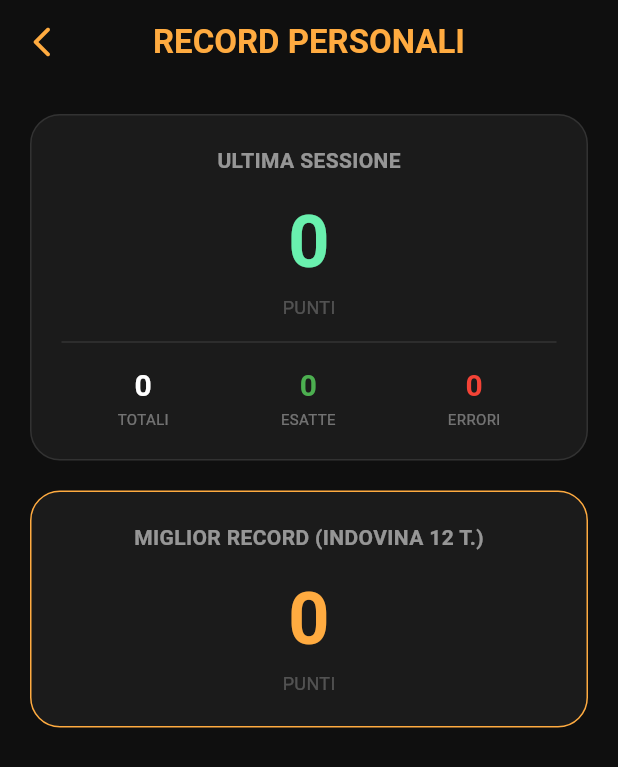
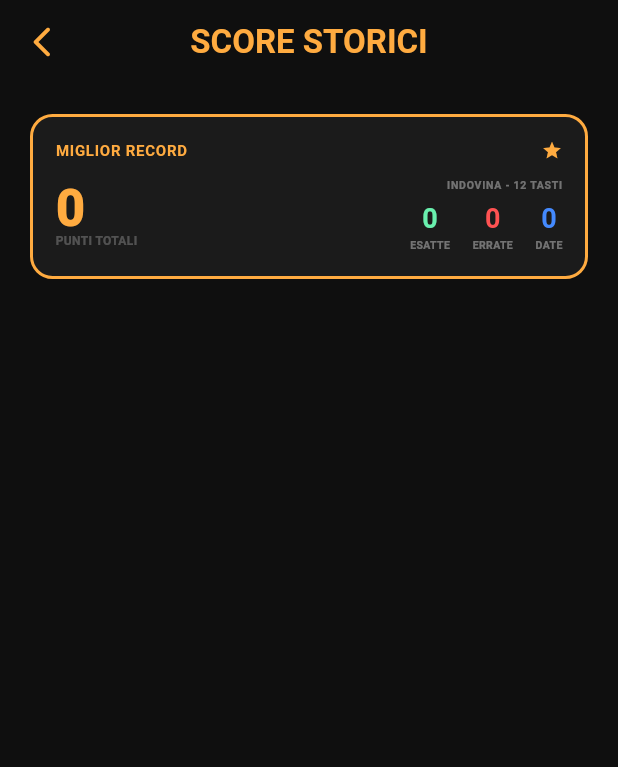
Before and after one commit to LimeBob1985/what-note-is-it, a Flutter app: the screen it shows after launch, after a tap on "SCORE", on a phone screen of 412 x 824 dp. Shown: the top 767 px of the screen. Run offline on Flutter 3.47's test engine with Material 3 defaults, Android fonts, the phone set to English and light mode, and no system bars; our stand-ins replace shared_preferences.

Commit message:
Grafica Home: ridotto font titolo e aumentata interlinea

```diff
--- a/lib/screens/home_page.dart
+++ b/lib/screens/home_page.dart
@@ -1,5 +1,7 @@
 import 'package:flutter/material.dart';
 import 'package:shared_preferences/shared_preferences.dart';
+import 'dart:convert';
+import 'package:intl/intl.dart';
 import 'settings_page.dart';
 
 class HomePage extends StatelessWidget {
@@ -19,10 +21,11 @@ class HomePage extends StatelessWidget {
                 Stack(
                   children: [
                     Text(
-                      "WHAT NOTE\nIS IT?",
+                      "WHAT\nNOTE\nIS IT?",
                       textAlign: TextAlign.center,
                       style: TextStyle(
-                        fontSize: 48,
+                        fontSize: 40, // Ridotto da 48
+                        height: 1.1,  // Aumentato da 0.9 per distanziare le righe
                         fontWeight: FontWeight.w900,
                         letterSpacing: 2,
                         foreground: Paint()
@@ -32,11 +35,12 @@ class HomePage extends StatelessWidget {
                       ),
                     ),
                     const Text(
-                      "WHAT NOTE\nIS IT?",
+                      "WHAT\nNOTE\nIS IT?",
                       textAlign: TextAlign.center,
                       style: TextStyle(
                         color: Colors.white,
-                        fontSize: 48,
+                        fontSize: 40, // Ridotto da 48
+                        height: 1.1,  // Aumentato da 0.9 per distanziare le righe
                         fontWeight: FontWeight.w900,
                         letterSpacing: 2,
                         shadows: [
@@ -51,6 +55,8 @@ class HomePage extends StatelessWidget {
                 Container(width: 60, height: 4, color: Colors.orangeAccent),
                 const SizedBox(height: 60),
 
+                Row(
+                  children: [
                     _mainButton(
                       context,
                       title: "GIOCA",
@@ -59,21 +65,19 @@ class HomePage extends StatelessWidget {
                         Navigator.push(context, MaterialPageRoute(builder: (context) => const SettingsPage()));
                       },
                     ),
-                const SizedBox(height: 20),
-
-                Row(
-                  children: [
+                    const SizedBox(width: 10),
                     _secondaryButton(
                       context,
                       title: "SCORE",
                       icon: Icons.emoji_events,
                       onPressed: () => Navigator.push(context, MaterialPageRoute(builder: (context) => const ScoresPage())),
                     ),
-                    const SizedBox(width: 20),
+                    const SizedBox(width: 10),
                     _secondaryButton(
                       context,
-                      title: "STATISTICHE",
+                      title: "STATS",
                       icon: Icons.bar_chart,
+                      fontSize: 11,
                       onPressed: () => Navigator.push(context, MaterialPageRoute(builder: (context) => const StatsPage())),
                     ),
                   ],
@@ -87,52 +91,71 @@ class HomePage extends StatelessWidget {
   }
 
   Widget _mainButton(BuildContext context, {required String title, required IconData icon, required VoidCallback onPressed}) {
-    return SizedBox(
-      width: double.infinity,
-      height: 70,
-      child: ElevatedButton.icon(
+    return Expanded(
+      child: SizedBox(
+        height: 60,
+        child: ElevatedButton(
           style: ElevatedButton.styleFrom(
             backgroundColor: Colors.orangeAccent,
             foregroundColor: Colors.black,
+            padding: EdgeInsets.zero,
             elevation: 5,
-          shape: RoundedRectangleBorder(borderRadius: BorderRadius.circular(35)),
+            shape: RoundedRectangleBorder(borderRadius: BorderRadius.circular(20)),
           ),
           onPressed: onPressed,
-        icon: Icon(icon, size: 30),
-        label: Text(title, style: const TextStyle(fontSize: 22, fontWeight: FontWeight.bold)),
+          child: Column(
+            mainAxisAlignment: MainAxisAlignment.center,
+            children: [
+              Icon(icon, size: 24),
+              Text(title, style: const TextStyle(fontSize: 12, fontWeight: FontWeight.bold)),
+            ],
+          ),
+        ),
       ),
     );
   }
 
-  Widget _secondaryButton(BuildContext context, {required String title, required IconData icon, required VoidCallback onPressed}) {
+  Widget _secondaryButton(BuildContext context, {required String title, required IconData icon, required VoidCallback onPressed, double fontSize = 12}) {
     return Expanded(
       child: SizedBox(
         height: 60,
-        child: OutlinedButton.icon(
+        child: OutlinedButton(
           style: OutlinedButton.styleFrom(
             foregroundColor: Colors.white,
+            padding: EdgeInsets.zero,
             side: const BorderSide(color: Colors.white24, width: 2),
-            shape: RoundedRectangleBorder(borderRadius: BorderRadius.circular(30)),
+            shape: RoundedRectangleBorder(borderRadius: BorderRadius.circular(20)),
           ),
           onPressed: onPressed,
-          icon: Icon(icon, color: Colors.orangeAccent),
-          label: Text(title, style: const TextStyle(fontSize: 16, fontWeight: FontWeight.bold)),
+          child: Column(
+            mainAxisAlignment: MainAxisAlignment.center,
+            children: [
+              Icon(icon, color: Colors.orangeAccent, size: 24),
+              Text(title, style: TextStyle(fontSize: fontSize, fontWeight: FontWeight.bold)),
+            ],
+          ),
         ),
       ),
     );
   }
 }
 
-// --- SCHERMATA PUNTEGGI (SCORES) ---
 class ScoresPage extends StatelessWidget {
   const ScoresPage({super.key});
+
+  Future<List<Map<String, dynamic>>> _getGameHistory(SharedPreferences prefs) async {
+    String? historyJson = prefs.getString("game_history");
+    if (historyJson == null) return [];
+    List<dynamic> decoded = jsonDecode(historyJson);
+    return decoded.map((e) => Map<String, dynamic>.from(e)).toList().reversed.toList();
+  }
 
   @override
   Widget build(BuildContext context) {
     return Scaffold(
       backgroundColor: const Color(0xFF0F0F0F),
       appBar: AppBar(
-        title: const Text("RECORD PERSONALI", style: TextStyle(fontWeight: FontWeight.bold)),
+        title: const Text("SCORE STORICI", style: TextStyle(fontWeight: FontWeight.bold)),
         centerTitle: true,
         backgroundColor: Colors.transparent,
         foregroundColor: Colors.orangeAccent,
@@ -148,19 +171,49 @@ class ScoresPage extends StatelessWidget {
             if (!snapshot.hasData) return const Center(child: CircularProgressIndicator());
             final prefs = snapshot.data!;
 
-            int score = prefs.getInt("last_score") ?? 0;
-            int total = prefs.getInt("last_total") ?? 0;
-            int correct = prefs.getInt("last_correct") ?? 0;
-            int wrong = prefs.getInt("last_wrong") ?? 0;
-            int bestIndovina = prefs.getInt("best_INDOVINA_12_0") ?? 0;
+            int bestScore = prefs.getInt("best_INDOVINA_12_0") ?? 0;
+            int bestCorrect = prefs.getInt("best_INDOVINA_12_0_correct") ?? 0;
+            int bestWrong = prefs.getInt("best_INDOVINA_12_0_wrong") ?? 0;
 
-            return ListView(
+            return FutureBuilder<List<Map<String, dynamic>>>(
+              future: _getGameHistory(prefs),
+              builder: (context, historySnapshot) {
+                final history = historySnapshot.data ?? [];
+
+                return ListView.builder(
                   padding: const EdgeInsets.all(20),
-              children: [
-                _buildScoreCard("ULTIMA SESSIONE", score, total, correct, wrong),
-                const SizedBox(height: 20),
-                _buildScoreCard("MIGLIOR RECORD (INDOVINA 12 T.)", bestIndovina, 0, 0, 0, isBest: true),
-              ],
+                  itemCount: history.length + 1,
+                  itemBuilder: (context, index) {
+                    if (index == 0) {
+                      return Padding(
+                        padding: const EdgeInsets.only(bottom: 25),
+                        child: _buildScoreCard(
+                          "MIGLIOR RECORD",
+                          bestScore,
+                          bestCorrect,
+                          bestWrong,
+                          "INDOVINA - 12 TASTI",
+                          isBest: true
+                        ),
+                      );
+                    }
+
+                    final game = history[index - 1];
+                    String displayMode = (game['mode'] ?? "N.D.").toString().toUpperCase();
+
+                    return Padding(
+                      padding: const EdgeInsets.only(bottom: 12),
+                      child: _buildScoreCard(
+                        game['date'] ?? "Data sconosciuta",
+                        game['score'] ?? 0,
+                        game['correct'] ?? 0,
+                        game['wrong'] ?? 0,
+                        displayMode,
+                      ),
+                    );
+                  },
+                );
+              },
             );
           },
         ),
@@ -168,31 +221,53 @@ class ScoresPage extends StatelessWidget {
     );
   }
 
-  Widget _buildScoreCard(String title, int score, int total, int correct, int wrong, {bool isBest = false}) {
+  Widget _buildScoreCard(String title, int score, int correct, int wrong, String mode, {bool isBest = false}) {
     return Container(
-      padding: const EdgeInsets.all(20),
+      padding: const EdgeInsets.all(15),
       decoration: BoxDecoration(
         color: Colors.white.withValues(alpha: 0.05),
-        borderRadius: BorderRadius.circular(20),
-        border: Border.all(color: isBest ? Colors.orangeAccent : Colors.white10),
+        borderRadius: BorderRadius.circular(15),
+        border: Border.all(color: isBest ? Colors.orangeAccent : Colors.white10, width: isBest ? 2 : 1),
       ),
       child: Column(
+        crossAxisAlignment: CrossAxisAlignment.start,
         children: [
-          Text(title, style: const TextStyle(color: Colors.white54, fontWeight: FontWeight.bold)),
-          const SizedBox(height: 10),
-          Text("$score", style: TextStyle(color: isBest ? Colors.orangeAccent : Colors.greenAccent, fontSize: 48, fontWeight: FontWeight.bold)),
-          const Text("PUNTI", style: TextStyle(color: Colors.white24, fontSize: 12)),
-          if (!isBest) ...[
-            const Divider(height: 30, color: Colors.white10),
           Row(
-              mainAxisAlignment: MainAxisAlignment.spaceAround,
+            mainAxisAlignment: MainAxisAlignment.spaceBetween,
             children: [
-                _statMini(total.toString(), "TOTALI"),
-                _statMini(correct.toString(), "ESATTE", color: Colors.green),
-                _statMini(wrong.toString(), "ERRORI", color: Colors.red),
+              Text(title.toUpperCase(), style: TextStyle(color: isBest ? Colors.orangeAccent : Colors.white54, fontSize: 10, fontWeight: FontWeight.bold, letterSpacing: 0.5)),
+              if (isBest) const Icon(Icons.star, color: Colors.orangeAccent, size: 14),
             ],
-            )
-          ]
+          ),
+          const SizedBox(height: 12),
+          Row(
+            mainAxisAlignment: MainAxisAlignment.spaceBetween,
+            children: [
+              Column(
+                crossAxisAlignment: CrossAxisAlignment.start,
+                children: [
+                  Text("$score", style: TextStyle(color: isBest ? Colors.orangeAccent : Colors.white, fontSize: 34, fontWeight: FontWeight.w900, height: 1)),
+                  const Text("PUNTI TOTALI", style: TextStyle(color: Colors.white24, fontSize: 8, fontWeight: FontWeight.bold)),
+                ],
+              ),
+              Column(
+                crossAxisAlignment: CrossAxisAlignment.end,
+                children: [
+                  Text(mode, style: const TextStyle(color: Colors.white38, fontSize: 7, fontWeight: FontWeight.bold, letterSpacing: 0.5)),
+                  const SizedBox(height: 4),
+                  Row(
+                    children: [
+                      _statMini(correct.toString(), "ESATTE", color: Colors.greenAccent),
+                      const SizedBox(width: 15),
+                      _statMini(wrong.toString(), "ERRATE", color: Colors.redAccent),
+                      const SizedBox(width: 15),
+                      _statMini((correct + wrong).toString(), "DATE", color: Colors.blueAccent),
+                    ],
+                  ),
+                ],
+              ),
+            ],
+          ),
         ],
       ),
     );
@@ -201,14 +276,13 @@ class ScoresPage extends StatelessWidget {
   Widget _statMini(String value, String label, {Color color = Colors.white}) {
     return Column(
       children: [
-        Text(value, style: TextStyle(color: color, fontSize: 20, fontWeight: FontWeight.bold)),
-        Text(label, style: const TextStyle(color: Colors.white38, fontSize: 10)),
+        Text(value, style: TextStyle(color: color, fontSize: 18, fontWeight: FontWeight.bold)),
+        Text(label, style: const TextStyle(color: Colors.white38, fontSize: 7, fontWeight: FontWeight.bold)),
       ],
     );
   }
 }
 
-// --- SCHERMATA STATISTICHE (CON SCORRIMENTO ORIZZONTALE) ---
 class StatsPage extends StatefulWidget {
   const StatsPage({super.key});
 
@@ -234,10 +308,19 @@ class _StatsPageState extends State<StatsPage> {
       DateTime date = DateTime.now().subtract(Duration(days: i));
       String dateStr = date.toString().split(' ')[0];
 
+      int correctToday = prefs.getInt("stats_correct_$dateStr") ?? 0;
+      int totalToday = prefs.getInt("stats_total_$dateStr") ?? 0;
       double accuracy = prefs.getDouble("stats_accuracy_$dateStr") ?? 0.0;
+
+      if (accuracy == 0 && totalToday > 0) {
+        accuracy = correctToday / totalToday;
+      }
+
+      bool hasPlayed = totalToday > 0;
 
       tempSpecs.add({
         "accuracy": accuracy,
+        "hasPlayed": hasPlayed,
         "dayName": _getDayName(date.weekday),
         "dayNumber": date.day,
         "monthName": _getMonthName(date.month),
@@ -281,12 +364,7 @@ class _StatsPageState extends State<StatsPage> {
           : Padding(
               padding: const EdgeInsets.symmetric(vertical: 20),
               child: Column(
-                crossAxisAlignment: CrossAxisAlignment.start,
                 children: [
-                  const Padding(
-                    padding: EdgeInsets.symmetric(horizontal: 20),
-                    child: Text("PRECISIONE NEL TEMPO", style: TextStyle(color: Colors.white70, fontWeight: FontWeight.bold)),
-                  ),
                   const SizedBox(height: 30),
                   Expanded(
                     child: SingleChildScrollView(
@@ -301,7 +379,8 @@ class _StatsPageState extends State<StatsPage> {
                             data['dayName'],
                             data['dayNumber'].toString(),
                             data['monthName'],
-                            isToday: data['isToday']
+                            isToday: data['isToday'],
+                            hasPlayed: data['hasPlayed'],
                           );
                         }).toList(),
                       ),
@@ -316,29 +395,35 @@ class _StatsPageState extends State<StatsPage> {
     );
   }
 
-  Widget _bar(double heightFactor, String dayName, String dayNum, String month, {bool isToday = false}) {
+  Widget _bar(double accuracy, String dayName, String dayNum, String month, {bool isToday = false, bool hasPlayed = false}) {
+    const double barHeight = 150.0;
+
     return Padding(
-      padding: const EdgeInsets.symmetric(horizontal: 8),
+      padding: const EdgeInsets.symmetric(horizontal: 10),
       child: Column(
         mainAxisAlignment: MainAxisAlignment.end,
         children: [
-          Text("${(heightFactor * 100).toInt()}%",
-            style: TextStyle(color: isToday ? Colors.blueAccent : Colors.white10, fontSize: 10, fontWeight: FontWeight.bold)
+          Text(
+            hasPlayed ? "${(accuracy * 100).toInt()}%" : "",
+            style: TextStyle(color: isToday ? Colors.blueAccent : Colors.white70, fontSize: 10, fontWeight: FontWeight.bold)
           ),
           const SizedBox(height: 5),
+          ClipRRect(
+            borderRadius: BorderRadius.circular(6),
+            child: Container(
+              width: 30,
+              height: barHeight,
+              color: hasPlayed ? Colors.redAccent.withOpacity(0.8) : Colors.white.withOpacity(0.03),
+              child: hasPlayed ? Column(
+                mainAxisAlignment: MainAxisAlignment.end,
+                children: [
                   Container(
-            width: 35,
-            height: (MediaQuery.of(context).size.height * 0.4) * heightFactor + 4,
-            decoration: BoxDecoration(
-              gradient: LinearGradient(
-                begin: Alignment.topCenter,
-                end: Alignment.bottomCenter,
-                colors: isToday
-                  ? [Colors.blueAccent, Colors.blue.shade900]
-                  : [Colors.blueAccent.withValues(alpha: 0.3), Colors.blueAccent.withValues(alpha: 0.1)],
+                    width: 30,
+                    height: barHeight * accuracy,
+                    color: Colors.greenAccent.withOpacity(0.8),
                   ),
-              borderRadius: BorderRadius.circular(6),
-              border: isToday ? Border.all(color: Colors.white24) : null,
+                ],
+              ) : null,
             ),
           ),
           const SizedBox(height: 10),
```
Also changed, not shown: lib/screens/game_page.dart (+48 -4 lines), assets/images/app_logo.png. Lines whose indentation alone changed are shown as unchanged.
